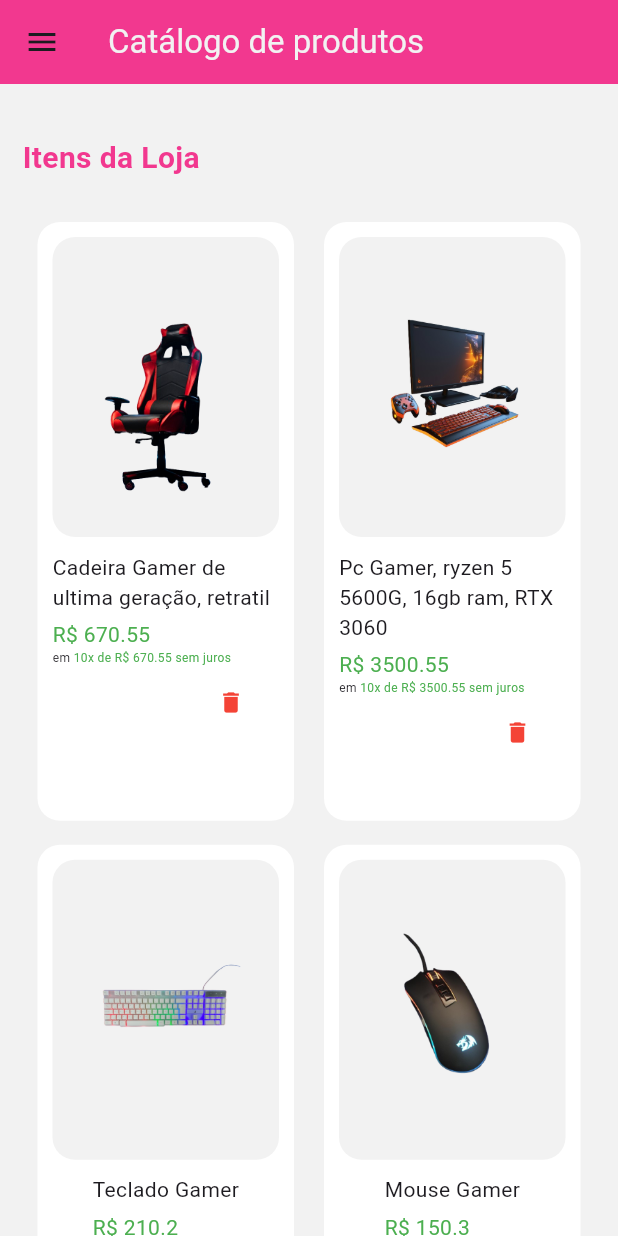
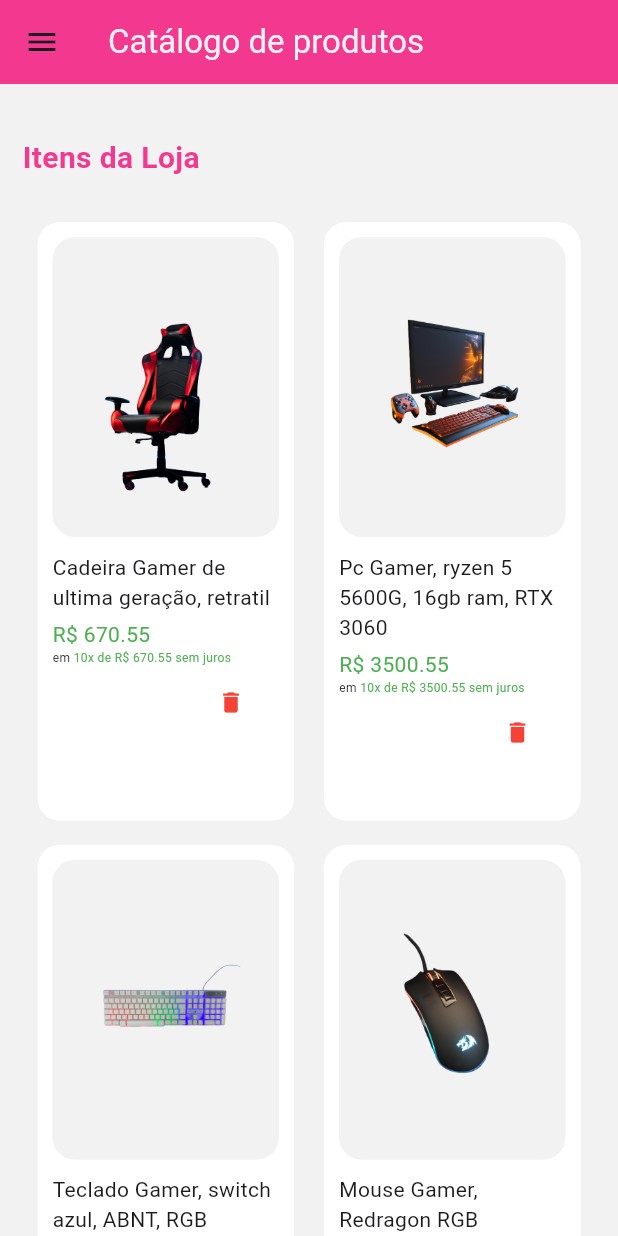
Before and after one commit to Johnl8n/Catalogo, a Flutter app: the screen it shows after launch, on a phone screen of 412 x 824 dp. Run offline on Flutter 3.47's test engine with Material 3 defaults, Android fonts, the phone set to English and light mode, and no system bars.

Commit message:
segundo commit

```diff
--- a/lib/views/produtos.dart
+++ b/lib/views/produtos.dart
@@ -9,11 +9,12 @@
     final List<ProdutoModel> listaProduto = [
     ProdutoModel(nome: "Cadeira Gamer de ultima geração, retratil", quantidade: 4, preco: 670.55, descricao: "Cadeira boa para kikar em cima delaaa, ainnn", imagem: 'assets/item0.png'),
     ProdutoModel(nome: "Pc Gamer, ryzen 5 5600G, 16gb ram, RTX 3060", quantidade: 4, preco: 3500.55, descricao: "Roda de tudo, o bixo é bom", imagem: 'assets/item1.png'),
-    ProdutoModel(nome: "Teclado Gamer", quantidade: 4, preco: 210.20, descricao: "Teclado ótimo para jogos de fps", imagem: 'assets/item2.png'),
-    ProdutoModel(nome: "Mouse Gamer", quantidade: 4, preco: 150.30, descricao: "Mouse ótimo para jogos de fps", imagem: 'assets/item3.png'),
-    ProdutoModel(nome: "Mouse Gamer", quantidade: 4, preco: 150.0, descricao: "Mouse ótimo para jogos de fps", imagem: 'assets/item3.png'),
-    ProdutoModel(nome: "Mouse Gamer", quantidade: 4, preco: 150.0, descricao: "Mouse ótimo para jogos de fps", imagem: 'assets/item3.png'),
-    ProdutoModel(nome: "Mouse Gamer", quantidade: 4, preco: 150.0, descricao: "Mouse ótimo para jogos de fps", imagem: 'assets/item3.png'),
+    ProdutoModel(nome: "Teclado Gamer, switch azul, ABNT, RGB", quantidade: 4, preco: 210.20, descricao: "Teclado ótimo para jogos de fps", imagem: 'assets/item2.png'),
+    ProdutoModel(nome: "Mouse Gamer, Redragon RGB ajustável", quantidade: 4, preco: 150.30, descricao: "Mouse ótimo para jogos de fps", imagem: 'assets/item3.png'),
+    ProdutoModel(nome: "Cadeira Gamer de ultima geração, retratil", quantidade: 4, preco: 670.55, descricao: "Cadeira boa para kikar em cima delaaa, ainnn", imagem: 'assets/item0.png'),
+    ProdutoModel(nome: "Pc Gamer, ryzen 5 5600G, 16gb ram, RTX 3060", quantidade: 4, preco: 3500.55, descricao: "Roda de tudo, o bixo é bom", imagem: 'assets/item1.png'),
+    ProdutoModel(nome: "Teclado Gamer, switch azul, ABNT, RGB", quantidade: 4, preco: 210.20, descricao: "Teclado ótimo para jogos de fps", imagem: 'assets/item2.png'),
+    ProdutoModel(nome: "Cadeira Gamer de ultima geração, retratil", quantidade: 4, preco: 670.55, descricao: "Cadeira boa para kikar em cima delaaa, ainnn", imagem: 'assets/item0.png'),
   ];
 
   @override
@@ -82,7 +83,7 @@
                                             content: Text('Você deseja deletar, ${produtoModel.nome}?'),
                                             actions: [
                                               TextButton(onPressed: (){
-                                                Navigator.of(context).pop;
+                                                Navigator.of(context).pop();
                                               },
                                               child: Text('Cancelar')
                                               ),
```
Also changed, not shown: lib/views/homePage.dart (+29 -29 lines).
